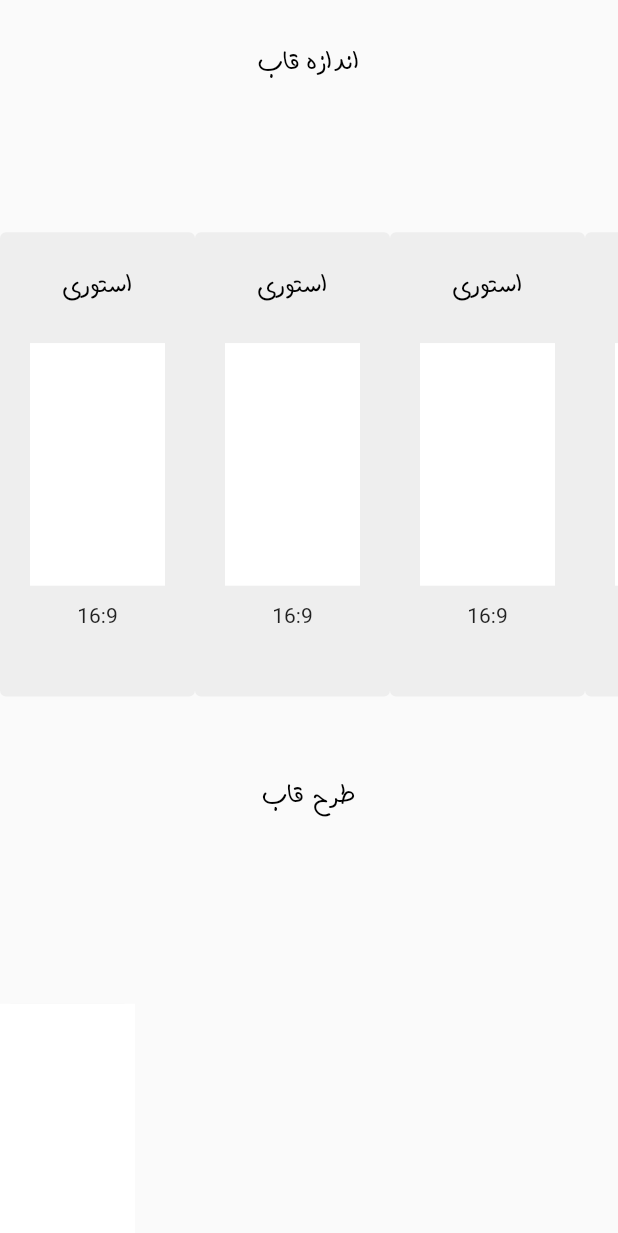
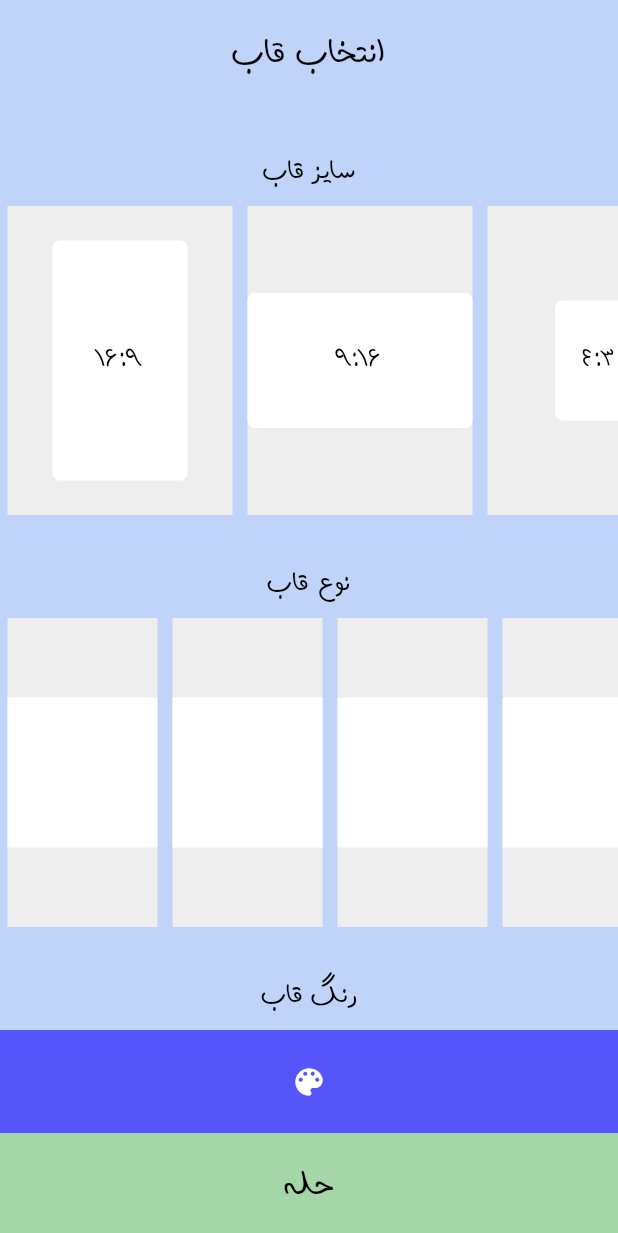
Before and after one commit to HamidAkrami/postframe, a Flutter app: the PickFrame screen opened directly, on a phone screen of 412 x 824 dp. Shown: the top 1233 px of the screen. Run offline on Flutter 3.47's test engine with Material 2 defaults, Android fonts, the light colour scheme and no system bars; our stand-ins replace dotted_border, flutter_colorpicker, get, get_storage, image_gallery_saver, image_picker and 2 more; accounts and stored records are empty.

Commit message:
add frame

```diff
--- a/lib/app/core/values/theme_styles.dart
+++ b/lib/app/core/values/theme_styles.dart
@@ -67,6 +67,15 @@ TextStyle get style8 {
   );
 }
 
+TextStyle get style9 {
+  return const TextStyle(
+    fontFamily: "fontFamily6",
+    fontWeight: FontWeight.bold,
+    color: Colors.black,
+    fontSize: 26,
+  );
+}
+
 TextStyle get font1 {
   return const TextStyle(
       fontFamily: "fontFamily1", fontSize: 20, fontWeight: FontWeight.bold);
--- /dev/null
+++ b/lib/app/data/models/frame_model.dart
@@ -0,0 +1,16 @@
+import 'package:flutter/material.dart';
+
+class FrameModel {
+  String? title;
+  String? size;
+  double? width;
+  double? height;
+  Color? color;
+
+  FrameModel(
+      {required this.title,
+      required this.size,
+      required this.height,
+      required this.width,
+      required this.color});
+}
--- a/lib/app/modules/home/home_controller.dart
+++ b/lib/app/modules/home/home_controller.dart
@@ -9,6 +9,7 @@ import 'package:get/get.dart';
 import 'package:path_provider/path_provider.dart';
 import 'package:permission_handler/permission_handler.dart';
 import 'package:post_frame/app/core/values/theme_styles.dart';
+import 'package:post_frame/app/data/models/frame_model.dart';
 import 'package:post_frame/app/data/models/image_model.dart';
 import 'package:post_frame/app/data/models/text_model.dart';
 import 'package:post_frame/app/data/services/storage/repository.dart';
@@ -29,6 +30,39 @@ class HomeCtrl extends GetxController {
     {"Text": "سلام", "fontFamily": "fontFamily5"},
     {"Text": "سلام", "fontFamily": "fontFamily6"},
   ];
+  final frameList = <FrameModel>[
+    FrameModel(
+        title: "استوری",
+        size: "16:9",
+        height: 160,
+        width: 90,
+        color: HexColor.fromHex("ffffffff")),
+    FrameModel(
+        title: "پست",
+        size: "9:16",
+        height: 90,
+        width: 160,
+        color: HexColor.fromHex("ffffffff")),
+    FrameModel(
+        title: "استوری",
+        size: "4:3",
+        height: 80,
+        width: 60,
+        color: HexColor.fromHex("ffffffff")),
+    FrameModel(
+        title: "استوری",
+        size: "3:4",
+        height: 60,
+        width: 80,
+        color: HexColor.fromHex("ffffffff")),
+    FrameModel(
+        title: "استوری",
+        size: "1:1",
+        height: 100,
+        width: 100,
+        color: HexColor.fromHex("ffffffff")),
+  ];
+
   final textController = TextEditingController();
   final screenShotController = ScreenshotController();
   final tabIndex = 0.obs;
@@ -57,7 +91,12 @@ class HomeCtrl extends GetxController {
   RxDouble rotateValue = 100.0.obs;
   RxString fontFamily = "fontFamily1".obs;
   RxString pickedColor = "ff020202".obs;
+  RxString frameColor = "ff5555fa".obs;
+  Color pickedFrameColor = kBlueLight;
   String savedImagePath = "";
+  double? imageHeight;
+  double? imageWidth;
+  RxString? editorColor;
 
   saveToGallery() {
     screenShotController.capture().then((Uint8List? image) {
@@ -216,6 +255,10 @@ class HomeCtrl extends GetxController {
     pickedColor.value = color.toHex();
   }
 
+  void changeFrameColor(Color color) {
+    frameColor.value = color.toHex();
+  }
+
   replaceColor(Color pickedColor) {
     texts[currentTextIndexSelected.value].fontColor =
         HexColor.fromHex(pickedColor.toHex());
--- a/lib/app/modules/widgets/editor/editor.dart
+++ b/lib/app/modules/widgets/editor/editor.dart
@@ -13,13 +13,25 @@ import 'package:post_frame/app/modules/widgets/editor/editor_details/image_text.
 import 'package:screenshot/screenshot.dart';
 
 class Editor extends StatefulWidget {
-  const Editor({Key? key}) : super(key: key);
-
+  Editor({Key? key}) : super(key: key);
   @override
   State<Editor> createState() => _EditorState();
 }
 
 class _EditorState extends State<Editor> {
+  double? imageHeight;
+  double? imageWidth;
+  String? frameColor;
+
+  @override
+  void initState() {
+    // TODO: implement initState
+    super.initState();
+    imageHeight = Get.arguments[0];
+    imageWidth = Get.arguments[1];
+    frameColor = Get.arguments[2];
+  }
+
   final homeCtrl = Get.find<HomeCtrl>();
   GlobalKey<ScaffoldState> _scaffoldKey = GlobalKey<ScaffoldState>();
   Color color = Colors.black;
@@ -46,13 +58,13 @@ class _EditorState extends State<Editor> {
           },
           child: Container(
             alignment: Alignment.center,
-            color: Colors.transparent,
+            color: Colors.grey[200],
             child: Screenshot(
               controller: homeCtrl.screenShotController,
               child: Container(
-                height: 250,
-                width: Get.width,
-                color: Colors.red,
+                height: imageHeight,
+                width: imageWidth,
+                color: HexColor.fromHex(frameColor.toString()),
                 child: Stack(
                   alignment: Alignment.topCenter,
                   children: [
--- a/lib/app/modules/widgets/home_details/pick_frame.dart
+++ b/lib/app/modules/widgets/home_details/pick_frame.dart
@@ -1,5 +1,12 @@
 import 'package:flutter/material.dart';
+import 'package:flutter_colorpicker/flutter_colorpicker.dart';
+import 'package:get/get.dart';
 import 'package:post_frame/app/core/values/theme_styles.dart';
+import 'package:post_frame/app/core/utils/extention.dart';
+import 'package:post_frame/app/data/models/frame_model.dart';
+import 'package:post_frame/app/modules/home/home_controller.dart';
+import 'package:post_frame/app/core/values/theme_styles.dart';
+import 'package:post_frame/app/modules/widgets/editor/editor.dart';
 
 class PickFrame extends StatefulWidget {
   const PickFrame({Key? key}) : super(key: key);
@@ -9,230 +16,222 @@ class PickFrame extends StatefulWidget {
 }
 
 class _PickFrameState extends State<PickFrame> {
+  final homeCtrl = Get.find<HomeCtrl>();
   @override
   Widget build(BuildContext context) {
     final size = MediaQuery.of(context).size;
     return Scaffold(
+      backgroundColor: kBlueDark,
       body: Column(
         children: [
-          SizedBox(),
           Expanded(
-              flex: 1,
               child: Padding(
-                padding: const EdgeInsets.only(top: 26.0),
+            padding: EdgeInsets.only(top: 15),
             child: Text(
-                  "اندازه قاب",
+              "انتخاب قاب",
+              style: style9,
+            ),
+          )),
+          Expanded(
+              child: Padding(
+            padding: EdgeInsets.only(top: 30),
+            child: Text(
+              "سایز قاب",
               style: style8,
             ),
           )),
           Expanded(
-              flex: 2,
+              flex: 3,
+              child: ListView.builder(
+                  scrollDirection: Axis.horizontal,
+                  itemCount: homeCtrl.frameList.length,
+                  itemBuilder: (context, index) {
+                    return GestureDetector(
+                        onTap: () {
+                          setState(() {
+                            if (index == 0) {
+                              homeCtrl.imageHeight = size.height * 0.5;
+                              homeCtrl.imageWidth = size.width * 0.6;
+                            } else if (index == 1) {
+                              homeCtrl.imageHeight = size.height * 0.2;
+                              homeCtrl.imageWidth = Get.width;
+                            } else if (index == 2) {
+                              homeCtrl.imageHeight = size.height * 0.4;
+                              homeCtrl.imageWidth = size.width * 0.7;
+                            } else if (index == 3) {
+                              homeCtrl.imageHeight = size.height * 0.4;
+                              homeCtrl.imageWidth = size.width * 0.8;
+                            } else if (index == 4) {
+                              homeCtrl.imageHeight = size.height * 0.3;
+                              homeCtrl.imageWidth = size.width * 0.3;
+                            }
+                          });
+                        },
+                        child:
+                            FrameSize(frameModel: homeCtrl.frameList[index]));
+                  })),
+          Expanded(
+              child: Padding(
+            padding: EdgeInsets.only(top: 30),
+            child: Text(
+              "نوع قاب",
+              style: style8,
+            ),
+          )),
+          Expanded(
+              flex: 3,
               child: ListView(
                 scrollDirection: Axis.horizontal,
                 children: [
                   Container(
-                    decoration: BoxDecoration(
+                    margin: EdgeInsets.symmetric(horizontal: 5),
+                    alignment: Alignment.center,
                     color: Colors.grey[200],
-                        borderRadius: BorderRadius.circular(4)),
-                    padding: EdgeInsets.all(20),
-                    child: Column(
-                      children: [
-                        Expanded(
-                          child: Text(
-                            "استوری",
-                            style: style8,
-                          ),
-                        ),
-                        Expanded(
-                          flex: 3,
                     child: Container(
-                            height: 160,
-                            width: 90,
+                      height: 100,
+                      width: 100,
                       color: Colors.white,
                     ),
                   ),
-                        Expanded(
-                            child: Padding(
-                          padding: const EdgeInsets.only(top: 12.0),
-                          child: Text("16:9"),
-                        )),
-                      ],
+                  Container(
+                    margin: EdgeInsets.symmetric(horizontal: 5),
+                    alignment: Alignment.center,
+                    color: Colors.grey[200],
+                    child: Container(
+                      height: 100,
+                      width: 100,
+                      color: Colors.white,
                     ),
                   ),
                   Container(
-                    decoration: BoxDecoration(
+                    margin: EdgeInsets.symmetric(horizontal: 5),
+                    alignment: Alignment.center,
                     color: Colors.grey[200],
-                        borderRadius: BorderRadius.circular(4)),
-                    padding: EdgeInsets.all(20),
-                    child: Column(
-                      children: [
-                        Expanded(
-                          child: Text(
-                            "استوری",
-                            style: style8,
-                          ),
-                        ),
-                        Expanded(
-                          flex: 3,
                     child: Container(
-                            height: 160,
-                            width: 90,
+                      height: 100,
+                      width: 100,
                       color: Colors.white,
                     ),
                   ),
-                        Expanded(
-                            child: Padding(
-                          padding: const EdgeInsets.only(top: 12.0),
-                          child: Text("16:9"),
-                        )),
-                      ],
-                    ),
-                  ),
                   Container(
-                    decoration: BoxDecoration(
+                    margin: EdgeInsets.symmetric(horizontal: 5),
+                    alignment: Alignment.center,
                     color: Colors.grey[200],
-                        borderRadius: BorderRadius.circular(4)),
-                    padding: EdgeInsets.all(20),
-                    child: Column(
-                      children: [
-                        Expanded(
-                          child: Text(
-                            "استوری",
-                            style: style8,
-                          ),
-                        ),
-                        Expanded(
-                          flex: 3,
                     child: Container(
-                            height: 160,
-                            width: 90,
+                      height: 100,
+                      width: 100,
                       color: Colors.white,
                     ),
                   ),
+                ],
+              )),
           Expanded(
               child: Padding(
-                          padding: const EdgeInsets.only(top: 12.0),
-                          child: Text("16:9"),
+            padding: EdgeInsets.only(top: 30),
+            child: Text(
+              "رنگ قاب",
+              style: style8,
+            ),
           )),
-                      ],
+          Expanded(
+              child: GestureDetector(
+            onTap: () {
+              Get.defaultDialog(
+                  content: Container(
+                    height: size.height * 0.6,
+                    child: ColorPicker(
+                      pickerColor: homeCtrl.pickedFrameColor,
+                      onColorChanged: changeColor,
                     ),
                   ),
-                  Container(
-                    decoration: BoxDecoration(
-                        color: Colors.grey[200],
-                        borderRadius: BorderRadius.circular(4)),
-                    padding: EdgeInsets.all(20),
-                    child: Column(
-                      children: [
-                        Expanded(
+                  actions: [
+                    TextButton(
+                      onPressed: () {
+                        homeCtrl.changeFrameColor(homeCtrl.pickedFrameColor);
+                        Get.back();
+                      },
                       child: Text(
-                            "استوری",
-                            style: style8,
+                        "افزودن",
+                        style: TextStyle(
+                            fontFamily: "fontFamily2",
+                            fontSize: 24,
+                            color: Colors.black,
+                            fontWeight: FontWeight.bold),
                       ),
-                        ),
-                        Expanded(
-                          flex: 3,
-                          child: Container(
-                            height: 160,
-                            width: 90,
+                    )
+                  ]);
+            },
+            child: Obx(
+              () => Container(
+                alignment: Alignment.center,
+                color: HexColor.fromHex(homeCtrl.frameColor.toString()),
+                child: Icon(
+                  Icons.color_lens,
                   color: Colors.white,
                 ),
               ),
+            ),
+          )),
           Expanded(
-                            child: Padding(
-                          padding: const EdgeInsets.only(top: 12.0),
-                          child: Text("16:9"),
-                        )),
-                      ],
+              child: GestureDetector(
+            onTap: () {
+              if (homeCtrl.imageHeight != null || homeCtrl.imageWidth != null) {
+                Get.to(Editor(), arguments: [
+                  homeCtrl.imageHeight,
+                  homeCtrl.imageWidth,
+                  homeCtrl.frameColor.value
+                ]);
+              } else
+                return;
+            },
+            child: Container(
+              color: kGreenDark,
+              alignment: Alignment.center,
+              child: Text(
+                "حله",
+                style: style9,
               ),
             ),
-                  Container(
-                    decoration: BoxDecoration(
-                        color: Colors.grey[200],
-                        borderRadius: BorderRadius.circular(4)),
-                    padding: EdgeInsets.all(20),
-                    child: Column(
-                      children: [
-                        Expanded(
-                          child: Text(
-                            "استوری",
-                            style: style8,
-                          ),
-                        ),
-                        Expanded(
-                          flex: 3,
-                          child: Container(
-                            height: 160,
-                            width: 90,
-                            color: Colors.white,
-                          ),
-                        ),
-                        Expanded(
-                            child: Padding(
-                          padding: const EdgeInsets.only(top: 12.0),
-                          child: Text("16:9"),
-                        )),
-                      ],
-                    ),
-                  ),
-                  Container(
-                    decoration: BoxDecoration(
-                        color: Colors.grey[200],
-                        borderRadius: BorderRadius.circular(4)),
-                    padding: EdgeInsets.all(20),
-                    child: Column(
-                      children: [
-                        Expanded(
-                          child: Text(
-                            "استوری",
-                            style: style8,
-                          ),
-                        ),
-                        Expanded(
-                          flex: 3,
-                          child: Container(
-                            height: 160,
-                            width: 90,
-                            color: Colors.white,
-                          ),
-                        ),
-                        Expanded(
-                            child: Padding(
-                          padding: const EdgeInsets.only(top: 12.0),
-                          child: Text("16:9"),
-                        )),
-                      ],
-                    ),
-                  )
-                ],
-              )),
-          SizedBox(
-            height: 50,
-          ),
-          Expanded(
-              child: Text(
-            "طرح قاب",
-            style: style8,
-          )),
-          Expanded(
-              child: ListView(
-            scrollDirection: Axis.horizontal,
-            children: [
-              Container(
-                decoration: BoxDecoration(
-                    borderRadius: BorderRadius.circular(8),
-                    color: Colors.grey[200]),
-                child: Container(
-                  color: Colors.white,
-                  padding: EdgeInsets.all(10),
-                  width: 90,
-                  height: 160,
-                ),
-              ),
-            ],
           ))
         ],
       ),
     );
   }
+
+  void changeColor(Color color) {
+    setState(() {
+      homeCtrl.pickedFrameColor = color;
+    });
   }
+}
+
+class FrameSize extends StatelessWidget {
+  FrameSize({Key? key, required this.frameModel}) : super(key: key);
+  final FrameModel frameModel;
+  @override
+  Widget build(BuildContext context) {
+    return Container(
+      width: 150,
+      color: Colors.grey[200],
+      margin: EdgeInsets.symmetric(horizontal: 5),
+      alignment: Alignment.center,
+      child: Column(
+        mainAxisAlignment: MainAxisAlignment.center,
+        children: [
+          Container(
+            alignment: Alignment.center,
+            height: frameModel.height,
+            width: frameModel.width,
+            decoration: BoxDecoration(
+                borderRadius: BorderRadius.circular(5),
+                color: frameModel.color),
+            child: Text(
+              frameModel.size!,
+              style: style8,
+            ),
+          ),
+        ],
+      ),
+    );
+  }
+}
--- a/pubspec.yaml
+++ b/pubspec.yaml
@@ -46,6 +46,8 @@ dependencies:
   permission_handler: ^9.0.2
   screenshot: ^1.2.3
   image_gallery_saver: ^1.7.1
+  flutter_svg: ^1.0.3
+  flutter_easyloading: ^3.0.3
 
 dev_dependencies:
   flutter_test:
```
Also changed, not shown: assets/icons/insta_icon.png (added), pubspec.lock. Lines whose indentation alone changed are shown as unchanged.
